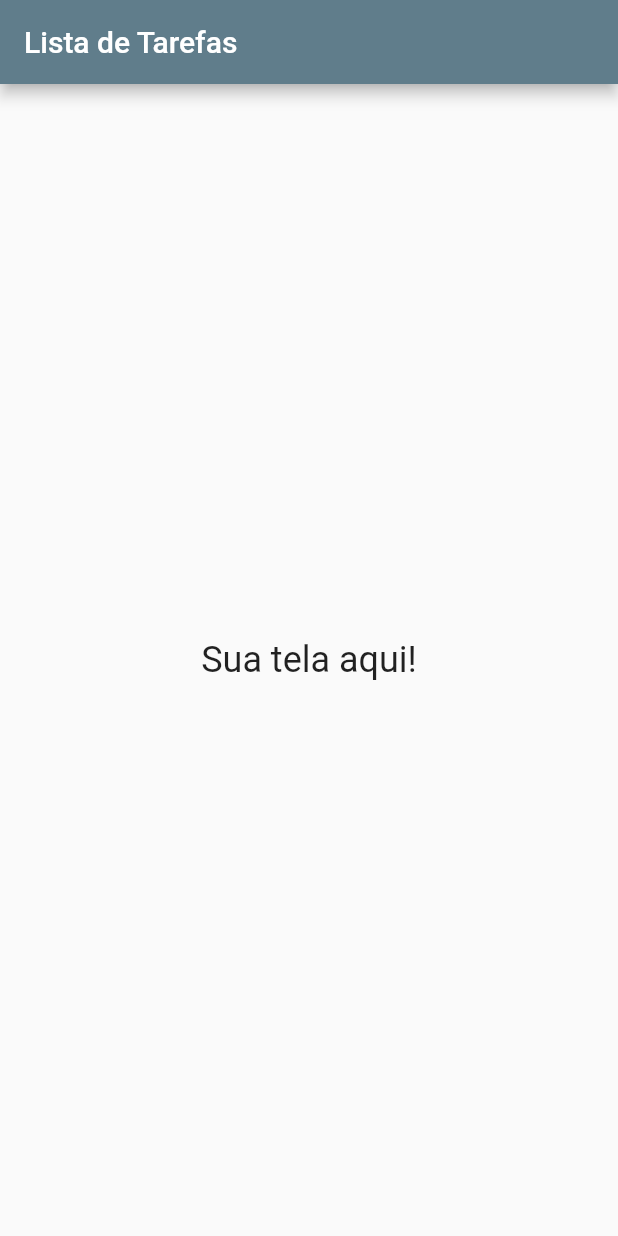
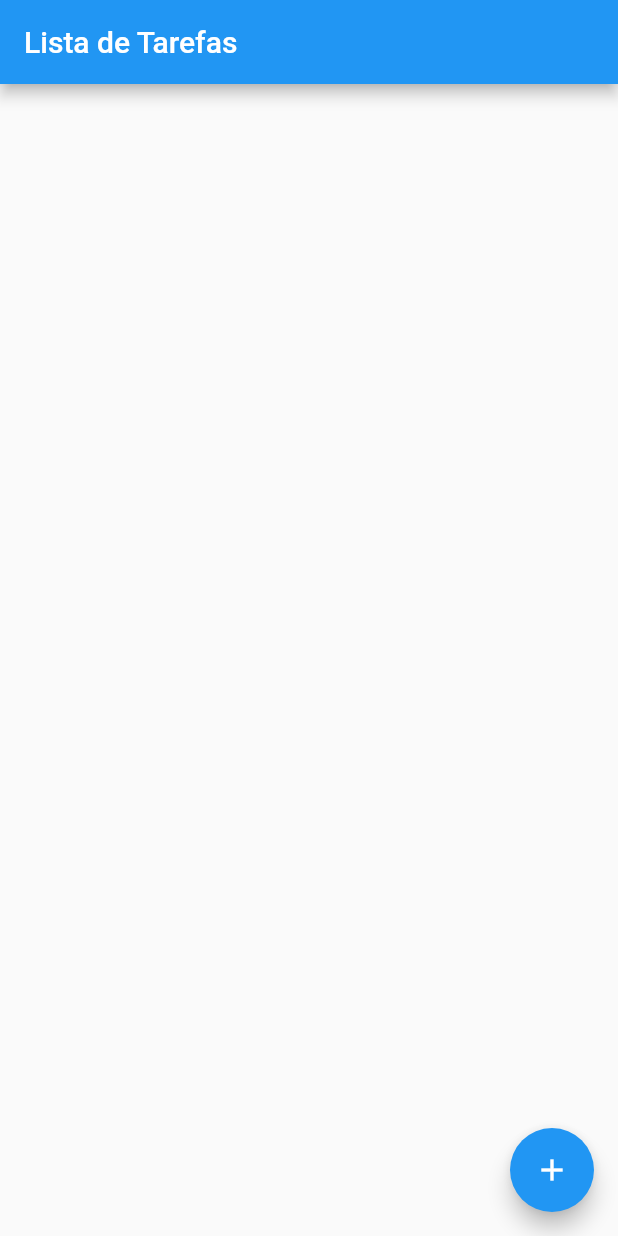
Before and after one commit to wesleyc00/lista-de-tarefas---flutter, a Flutter app: the screen it shows after launch, on a phone screen of 412 x 824 dp. Run offline on Flutter 3.47's test engine with Material 2 defaults, Android fonts, the phone set to English and light mode, and no system bars.

Commit message:
Mudança de planos - Mudanças no codigo

```diff
--- a/lib/main.dart
+++ b/lib/main.dart
@@ -1,39 +1,58 @@
 import 'package:flutter/material.dart';
 
 void main() {
-  runApp(const MyApp());
+  runApp(const TarefaApp());
 }
 
-
-class MyApp extends StatelessWidget {
-  const MyApp({super.key});
+class TarefaApp extends StatelessWidget {
+  const TarefaApp({super.key});
 
   @override
   Widget build(BuildContext context) {
-    return MaterialApp(
-      title: 'Flutter AppBar Example',
-      theme: ThemeData(
-        primarySwatch: Colors.blueGrey,
-      ),
-      home: const HomePage(),
+    return const MaterialApp(
+      home: TelaTarefa(),
     );
   }
 }
 
-class HomePage extends StatelessWidget {
-  const HomePage({super.key});
+class TelaTarefa extends StatefulWidget {
+  const TelaTarefa({super.key});
 
+  @override
+  State<TelaTarefa> createState() => _TelaTarefaState();
+}
+
+class _TelaTarefaState extends State<TelaTarefa> {
+  final TextEditingController _tarefaController = TextEditingController();
+  List<String> _tarefas = [];
   @override
   Widget build(BuildContext context) {
     return Scaffold(
       appBar: AppBar(
         title: const Text('Lista de Tarefas'),
       ),
-      body: const Center(
-        child: Text(
-          'Sua tela aqui!',
-          style: TextStyle(fontSize: 24.0),
-        ),
+      body: ListView.builder(
+        itemCount: _tarefas.length,
+        itemBuilder: (context, index) {
+          return const ListTile();
+        },
+      ),
+      floatingActionButton: FloatingActionButton(
+        onPressed: () {
+          showDialog(
+            context: context,
+            builder: (context) {
+              return AlertDialog(
+                title: const Text('Adicionar tarefa'),
+                content: TextField(
+                  controller: _tarefaController,
+                  decoration: const InputDecoration(labelText: 'Tarefa'),
+                ),
+              );
+            },
+          );
+        },
+        child: const Icon(Icons.add),
       ),
     );
   }
```
